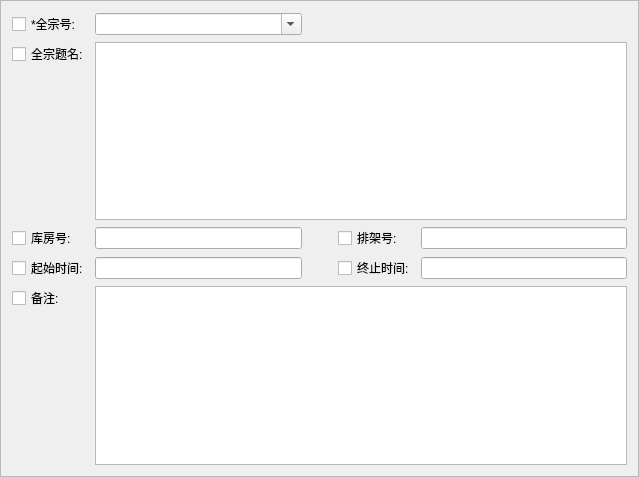
Before: the Qt Designer form ArchiveManager/src/qz/qzdetailsfrm.ui in shufameng/ArchiveManager, drawn with Qt 5.
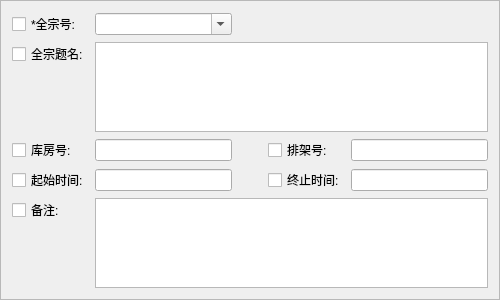
After: the same form once the commit is applied.

```diff
--- a/ArchiveManager/src/qz/qzdetailsfrm.ui
+++ b/ArchiveManager/src/qz/qzdetailsfrm.ui
@@ -6,10 +6,22 @@
    <rect>
     <x>0</x>
     <y>0</y>
-    <width>639</width>
-    <height>477</height>
+    <width>500</width>
+    <height>300</height>
    </rect>
   </property>
+  <property name="minimumSize">
+   <size>
+    <width>0</width>
+    <height>0</height>
+   </size>
+  </property>
+  <property name="maximumSize">
+   <size>
+    <width>16777215</width>
+    <height>16777215</height>
+   </size>
+  </property>
   <property name="windowTitle">
    <string>Frame</string>
   </property>
```
